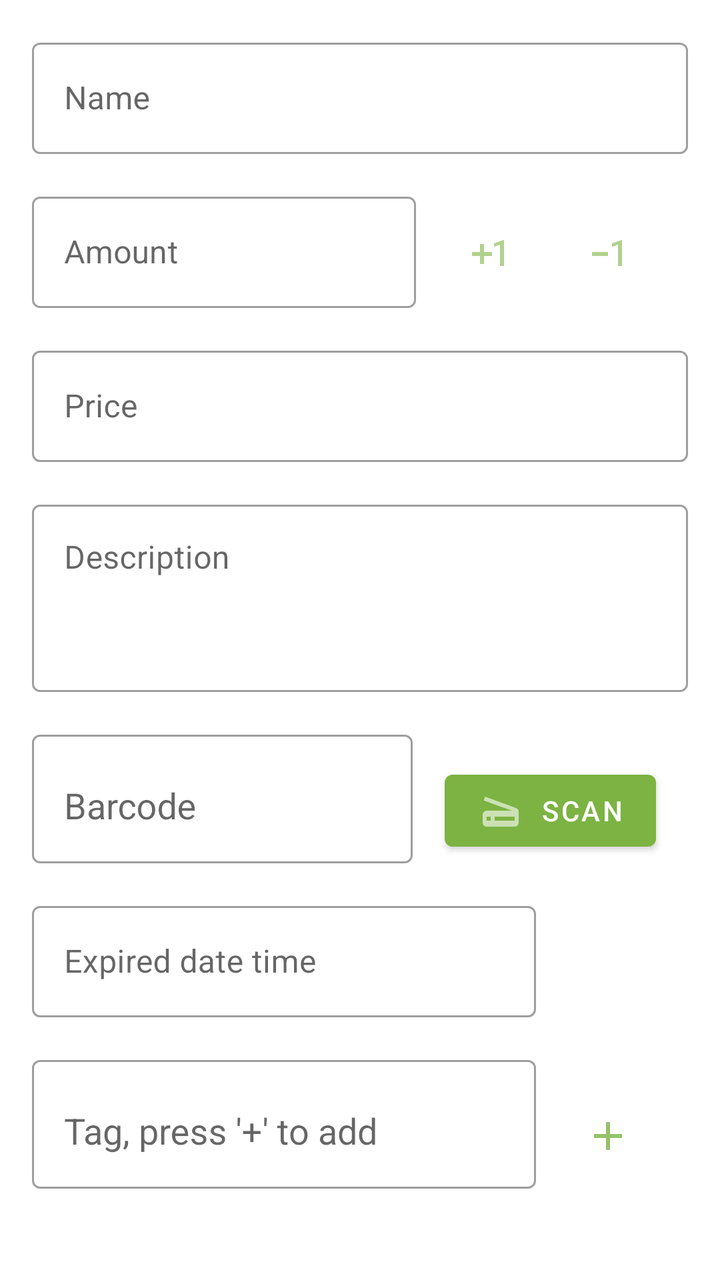
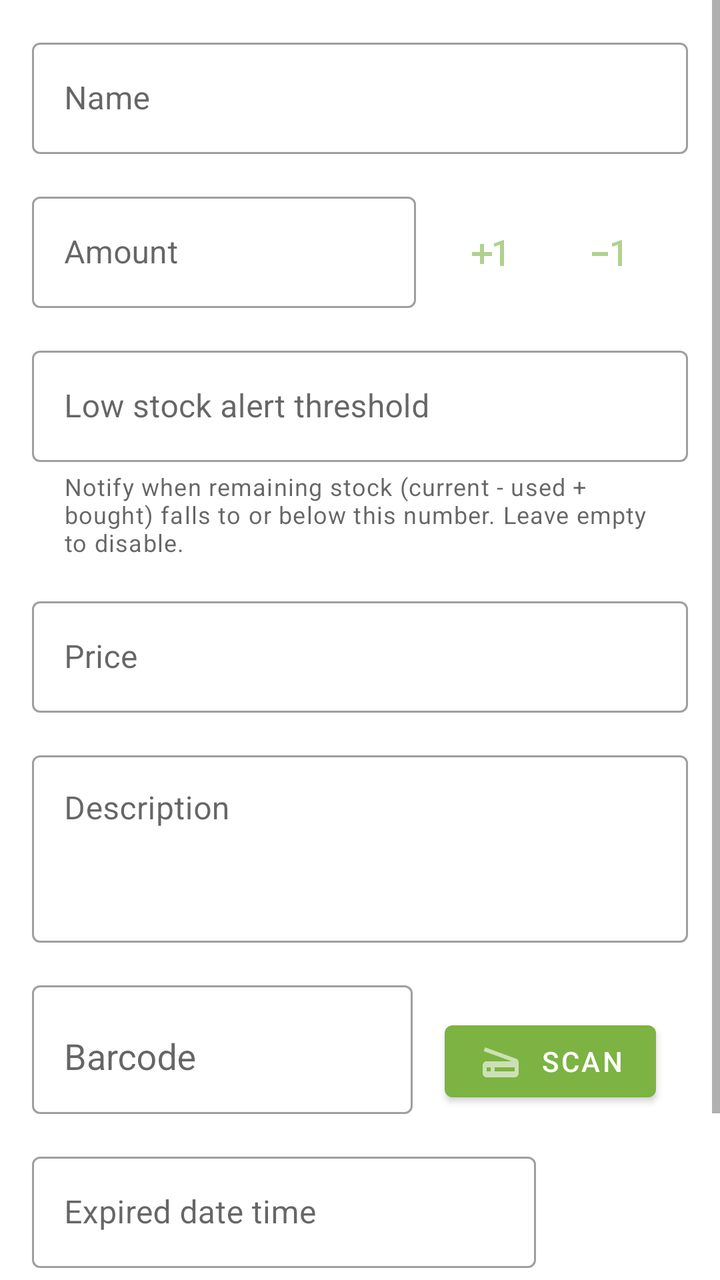

Screens rendered from an Android XML layout before and after an edit, with the pre-edit source and the edit as a unified diff.
<!-- AndroidManifest.xml: application theme Theme.Apersonalstuff -->
<!-- res/layout/page_item_detail.xml -->
<?xml version="1.0" encoding="utf-8"?>
<androidx.constraintlayout.widget.ConstraintLayout xmlns:android="http://schemas.android.com/apk/res/android"
    xmlns:app="http://schemas.android.com/apk/res-auto"
    android:layout_width="match_parent"
    android:layout_height="match_parent">

    <ScrollView
        android:layout_width="match_parent"
        android:layout_height="0dp"
        app:layout_constraintBottom_toTopOf="@id/container_app_bar"
        app:layout_constraintEnd_toEndOf="parent"
        app:layout_constraintStart_toStartOf="parent"
        app:layout_constraintTop_toTopOf="parent">

        <androidx.constraintlayout.widget.ConstraintLayout
            android:layout_width="match_parent"
            android:layout_height="wrap_content">

            <com.google.android.material.textfield.TextInputLayout
                android:id="@+id/form_name"
                style="@style/Widget.MaterialComponents.TextInputLayout.OutlinedBox"
                android:layout_width="match_parent"
                android:layout_height="wrap_content"
                android:layout_margin="@dimen/text_margin"
                android:hint="@string/form_name"
                app:layout_constraintEnd_toEndOf="parent"
                app:layout_constraintStart_toStartOf="parent"
                app:layout_constraintTop_toTopOf="parent">

                <com.google.android.material.textfield.TextInputEditText
                    android:id="@+id/input_text_name"
                    android:layout_width="match_parent"
                    android:layout_height="wrap_content" />
            </com.google.android.material.textfield.TextInputLayout>

            <LinearLayout
                android:id="@+id/container_amount"
                android:layout_width="match_parent"
                android:layout_height="wrap_content"
                android:layout_margin="@dimen/text_margin"
                android:orientation="horizontal"
                app:layout_constraintEnd_toEndOf="parent"
                app:layout_constraintStart_toStartOf="parent"
                app:layout_constraintTop_toBottomOf="@id/form_name">

                <com.google.android.material.textfield.TextInputLayout
                    android:id="@+id/form_amount"
                    style="@style/Widget.MaterialComponents.TextInputLayout.OutlinedBox"
                    android:layout_width="0dp"
                    android:layout_height="wrap_content"
                    android:layout_weight="1"
                    android:hint="@string/form_amount"
                    app:layout_constraintEnd_toEndOf="parent"
                    app:layout_constraintStart_toStartOf="parent"
                    app:layout_constraintTop_toTopOf="parent">

                    <com.google.android.material.textfield.TextInputEditText
                        android:id="@+id/input_text_amount"
                        android:layout_width="match_parent"
                        android:layout_height="wrap_content"
                        android:inputType="number" />
                </com.google.android.material.textfield.TextInputLayout>

                <com.google.android.material.button.MaterialButton
                    android:id="@+id/button_plus_1"
                    style="@style/Widget.MaterialComponents.Button.TextButton"
                    android:layout_width="wrap_content"
                    android:layout_height="wrap_content"
                    android:layout_marginStart="@dimen/text_margin"
                    android:minWidth="0dp"
                    app:icon="@drawable/ic_exposure_plus_1_black" />

                <com.google.android.material.button.MaterialButton
                    android:id="@+id/button_minus_1"
                    style="@style/Widget.MaterialComponents.Button.TextButton"
                    android:layout_width="wrap_content"
                    android:layout_height="wrap_content"
                    android:layout_marginStart="@dimen/text_margin"
                    android:layout_marginEnd="@dimen/text_margin"
                    android:minWidth="0dp"
                    app:icon="@drawable/ic_exposure_neg_1_black" />
            </LinearLayout>

            <com.google.android.material.textfield.TextInputLayout
                android:id="@+id/form_price"
                style="@style/Widget.MaterialComponents.TextInputLayout.OutlinedBox"
                android:layout_width="match_parent"
                android:layout_height="wrap_content"
                android:layout_margin="@dimen/text_margin"
                android:hint="@string/form_price"
                app:layout_constraintEnd_toEndOf="parent"
                app:layout_constraintStart_toStartOf="parent"
                app:layout_constraintTop_toBottomOf="@id/container_amount">

                <com.google.android.material.textfield.TextInputEditText
                    android:id="@+id/input_text_price"
                    android:layout_width="match_parent"
                    android:layout_height="wrap_content"
                    android:inputType="numberDecimal" />
            </com.google.android.material.textfield.TextInputLayout>

            <com.google.android.material.textfield.TextInputLayout
                android:id="@+id/form_description"
                style="@style/Widget.MaterialComponents.TextInputLayout.OutlinedBox"
                android:layout_width="match_parent"
                android:layout_height="wrap_content"
                android:layout_margin="@dimen/text_margin"
                android:hint="@string/form_description"
                app:layout_constraintEnd_toEndOf="parent"
                app:layout_constraintStart_toStartOf="parent"
                app:layout_constraintTop_toBottomOf="@id/form_price">

                <com.google.android.material.textfield.TextInputEditText
                    android:id="@+id/input_text_description"
                    android:layout_width="match_parent"
                    android:layout_height="wrap_content"
                    android:gravity="top"
                    android:minLines="3" />
            </com.google.android.material.textfield.TextInputLayout>

            <LinearLayout
                android:id="@+id/container_barcode"
                android:layout_width="match_parent"
                android:layout_height="wrap_content"
                android:layout_margin="@dimen/text_margin"
                android:orientation="horizontal"
                app:layout_constraintEnd_toEndOf="parent"
                app:layout_constraintStart_toStartOf="parent"
                app:layout_constraintTop_toBottomOf="@id/form_description">

                <com.google.android.material.textfield.TextInputLayout
                    android:id="@+id/form_barcode"
                    style="@style/Widget.MaterialComponents.TextInputLayout.OutlinedBox"
                    android:layout_width="0dp"
                    android:layout_height="wrap_content"
                    android:layout_weight="1"
                    android:hint="@string/form_barcode">

                    <AutoCompleteTextView
                        android:id="@+id/input_text_barcode"
                        android:layout_width="match_parent"
                        android:layout_height="wrap_content"
                        android:paddingStart="@dimen/text_margin"
                        android:paddingTop="24sp"
                        android:paddingEnd="@dimen/text_margin"
                        android:paddingBottom="16sp" />
                </com.google.android.material.textfield.TextInputLayout>

                <com.google.android.material.button.MaterialButton
                    android:id="@+id/button_scan_barcode"
                    style="@style/Widget.MaterialComponents.Button"
                    android:layout_width="wrap_content"
                    android:layout_height="wrap_content"
                    android:layout_marginStart="@dimen/text_margin"
                    android:layout_marginEnd="@dimen/text_margin"
                    android:minWidth="0dp"
                    android:text="@string/scan"
                    app:icon="@drawable/ic_scanner_black" />
            </LinearLayout>

            <LinearLayout
                android:id="@+id/container_expired_date_time"
                android:layout_width="match_parent"
                android:layout_height="wrap_content"
                android:layout_margin="@dimen/text_margin"
                android:orientation="horizontal"
                app:layout_constraintEnd_toEndOf="parent"
                app:layout_constraintStart_toStartOf="parent"
                app:layout_constraintTop_toBottomOf="@id/container_barcode">

                <com.google.android.material.textfield.TextInputLayout
                    android:id="@+id/form_expired_date_time"
                    style="@style/Widget.MaterialComponents.TextInputLayout.OutlinedBox"
                    android:layout_width="0dp"
                    android:layout_height="wrap_content"
                    android:layout_weight="1"
                    android:hint="@string/form_expired_date_time"
                    app:layout_constraintEnd_toEndOf="parent"
                    app:layout_constraintStart_toStartOf="parent"
                    app:layout_constraintTop_toTopOf="parent">

                    <com.google.android.material.textfield.TextInputEditText
                        android:id="@+id/input_text_expired_date_time"
                        android:layout_width="match_parent"
                        android:layout_height="wrap_content"
                        android:cursorVisible="false"
                        android:focusable="false"
                        android:inputType="none" />
                </com.google.android.material.textfield.TextInputLayout>

                <com.google.android.material.button.MaterialButton
                    android:id="@+id/button_clear_expired_date_time"
                    style="@style/Widget.MaterialComponents.Button.TextButton"
                    android:layout_width="wrap_content"
                    android:layout_height="wrap_content"
                    android:layout_marginStart="@dimen/text_margin"
                    android:layout_marginEnd="@dimen/text_margin"
                    android:minWidth="0dp"
                    app:icon="@drawable/ic_clear_black"
                    app:iconTint="@color/red" />
            </LinearLayout>

            <LinearLayout
                android:id="@+id/container_tag"
                android:layout_width="match_parent"
                android:layout_height="wrap_content"
                android:layout_margin="@dimen/text_margin"
                android:orientation="vertical"
                app:layout_constraintEnd_toEndOf="parent"
                app:layout_constraintStart_toStartOf="parent"
                app:layout_constraintTop_toBottomOf="@id/container_expired_date_time">

                <LinearLayout
                    android:layout_width="match_parent"
                    android:layout_height="wrap_content"
                    android:orientation="horizontal"
                    app:layout_constraintEnd_toEndOf="parent"
                    app:layout_constraintStart_toStartOf="parent"
                    app:layout_constraintTop_toBottomOf="@id/container_expired_date_time">

                    <com.google.android.material.textfield.TextInputLayout
                        android:id="@+id/form_tag"
                        style="@style/Widget.MaterialComponents.TextInputLayout.OutlinedBox"
                        android:layout_width="0dp"
                        android:layout_height="wrap_content"
                        android:layout_weight="1"
                        android:hint="@string/form_tag"
                        app:layout_constraintEnd_toEndOf="parent"
                        app:layout_constraintStart_toStartOf="parent"
                        app:layout_constraintTop_toTopOf="parent">

                        <AutoCompleteTextView
                            android:id="@+id/input_text_tag"
                            android:layout_width="match_parent"
                            android:layout_height="wrap_content"
                            android:paddingStart="@dimen/text_margin"
                            android:paddingTop="24sp"
                            android:paddingEnd="@dimen/text_margin"
                            android:paddingBottom="16sp" />
                    </com.google.android.material.textfield.TextInputLayout>

                    <com.google.android.material.button.MaterialButton
                        android:id="@+id/button_add_tag"
                        style="@style/Widget.MaterialComponents.Button.TextButton"
                        android:layout_width="wrap_content"
                        android:layout_height="wrap_content"
                        android:layout_marginStart="@dimen/text_margin"
                        android:layout_marginEnd="@dimen/text_margin"
                        android:minWidth="0dp"
                        app:icon="@drawable/ic_add_white" />
                </LinearLayout>

                <com.google.android.material.chip.ChipGroup
                    android:id="@+id/container_tag_display"
                    android:layout_width="match_parent"
                    android:layout_height="wrap_content"
                    android:animateLayoutChanges="true" />
            </LinearLayout>

            
            <FrameLayout
                android:id="@+id/container_image_component"
                android:layout_width="match_parent"
                android:layout_height="wrap_content"
                android:layout_marginTop="@dimen/text_margin"
                app:layout_constraintEnd_toEndOf="parent"
                app:layout_constraintStart_toStartOf="parent"
                app:layout_constraintTop_toBottomOf="@id/container_tag">

            </FrameLayout>
        </androidx.constraintlayout.widget.ConstraintLayout>
    </ScrollView>

    <FrameLayout
        android:id="@+id/container_app_bar"
        android:layout_width="match_parent"
        android:layout_height="wrap_content"
        app:layout_constraintBottom_toBottomOf="parent"
        app:layout_constraintEnd_toEndOf="parent"
        app:layout_constraintStart_toStartOf="parent" />
</androidx.constraintlayout.widget.ConstraintLayout>
<!-- resources referenced by this layout -->
<resources>
  <dimen name="text_margin">16dp</dimen>
  <!-- drawable ic_add_white (drawable-anydpi) -->
  <vector xmlns:android="http://schemas.android.com/apk/res/android"
      android:width="24dp"
      android:height="24dp"
      android:viewportWidth="24"
      android:viewportHeight="24"
      android:tint="#FFFFFF"
      android:alpha="0.8">
      <path
          android:fillColor="@android:color/white"
          android:pathData="M19,13h-6v6h-2v-6H5v-2h6V5h2v6h6v2z" />
  </vector>
  <!-- drawable ic_clear_black (drawable-anydpi) -->
  <vector xmlns:android="http://schemas.android.com/apk/res/android"
      android:width="24dp"
      android:height="24dp"
      android:viewportWidth="24"
      android:viewportHeight="24"
      android:tint="#333333"
      android:alpha="0.6">
      <path
          android:fillColor="@android:color/white"
          android:pathData="M19,6.41L17.59,5 12,10.59 6.41,5 5,6.41 10.59,12 5,17.59 6.41,19 12,13.41 17.59,19 19,17.59 13.41,12z" />
  </vector>
  <!-- drawable ic_exposure_neg_1_black (drawable-anydpi) -->
  <vector xmlns:android="http://schemas.android.com/apk/res/android"
      android:width="24dp"
      android:height="24dp"
      android:viewportWidth="24"
      android:viewportHeight="24"
      android:tint="#333333"
      android:alpha="0.6">
      <path
          android:fillColor="@android:color/white"
          android:pathData="M4,11v2h8v-2L4,11zM19,18h-2L17,7.38L14,8.4L14,6.7L18.7,5h0.3v13z" />
  </vector>
  <!-- drawable ic_exposure_plus_1_black (drawable-anydpi) -->
  <vector xmlns:android="http://schemas.android.com/apk/res/android"
      android:width="24dp"
      android:height="24dp"
      android:viewportWidth="24"
      android:viewportHeight="24"
      android:tint="#333333"
      android:alpha="0.6">
      <path
          android:fillColor="@android:color/white"
          android:pathData="M10,7L8,7v4L4,11v2h4v4h2v-4h4v-2h-4L10,7zM20,18h-2L18,7.38L15,8.4L15,6.7L19.7,5h0.3v13z" />
  </vector>
  <!-- drawable ic_scanner_black (drawable-anydpi) -->
  <vector xmlns:android="http://schemas.android.com/apk/res/android"
      android:width="24dp"
      android:height="24dp"
      android:viewportWidth="24"
      android:viewportHeight="24"
      android:tint="#333333"
      android:alpha="0.6">
      <path
          android:fillColor="@android:color/white"
          android:pathData="M19.8,10.7L4.2,5l-0.7,1.9L17.6,12L5,12c-1.1,0 -2,0.9 -2,2v4c0,1.1 0.9,2 2,2h14c1.1,0 2,-0.9 2,-2v-5.5c0,-0.8 -0.5,-1.6 -1.2,-1.8zM7,17L5,17v-2h2v2zM19,17L9,17v-2h10v2z" />
  </vector>
  <string name="form_amount">Amount</string>
  <string name="form_barcode">Barcode</string>
  <string name="form_description">Description</string>
  <string name="form_expired_date_time">Expired date time</string>
  <string name="form_name">Name</string>
  <string name="form_price">Price</string>
  <string name="form_tag">Tag, press \'+\' to add</string>
  <string name="scan">Scan</string>
  <color name="light_green_600">#7CB342</color>
  <color name="light_green_200">#C5E1A5</color>
  <color name="white">#FFFFFFFF</color>
  <color name="lime_600">#C0CA33</color>
  <color name="green_600">#43A047</color>
  <color name="black">#FF000000</color>
  <color name="gray_700">#616161</color>
  <!-- unchanged entries left out for length: 1 -->
</resources>

<!-- the commit's change to res/layout/page_item_detail.xml (unified diff, before → after) -->
@@ -82,6 +82,25 @@
             </LinearLayout>
 
             <com.google.android.material.textfield.TextInputLayout
+                android:id="@+id/form_min_amount"
+                style="@style/Widget.MaterialComponents.TextInputLayout.OutlinedBox"
+                android:layout_width="match_parent"
+                android:layout_height="wrap_content"
+                android:layout_margin="@dimen/text_margin"
+                android:hint="@string/form_min_amount"
+                app:helperText="@string/form_min_amount_helper"
+                app:layout_constraintEnd_toEndOf="parent"
+                app:layout_constraintStart_toStartOf="parent"
+                app:layout_constraintTop_toBottomOf="@id/container_amount">
+
+                <com.google.android.material.textfield.TextInputEditText
+                    android:id="@+id/input_text_min_amount"
+                    android:layout_width="match_parent"
+                    android:layout_height="wrap_content"
+                    android:inputType="number" />
+            </com.google.android.material.textfield.TextInputLayout>
+
+            <com.google.android.material.textfield.TextInputLayout
                 android:id="@+id/form_price"
                 style="@style/Widget.MaterialComponents.TextInputLayout.OutlinedBox"
                 android:layout_width="match_parent"
@@ -90,7 +109,7 @@
                 android:hint="@string/form_price"
                 app:layout_constraintEnd_toEndOf="parent"
                 app:layout_constraintStart_toStartOf="parent"
-                app:layout_constraintTop_toBottomOf="@id/container_amount">
+                app:layout_constraintTop_toBottomOf="@id/form_min_amount">
 
                 <com.google.android.material.textfield.TextInputEditText
                     android:id="@+id/input_text_price"
<!-- resource entries referenced after the edit -->
@@ -65,6 +65,8 @@
   <string name="form_barcode">Barcode</string>
   <string name="form_description">Description</string>
   <string name="form_expired_date_time">Expired date time</string>
+  <string name="form_min_amount">Low stock alert threshold</string>
+  <string name="form_min_amount_helper">Notify when remaining stock (current - used + bought) falls to or below this number. Leave empty to disable.</string>
   <string name="form_name">Name</string>
   <string name="form_price">Price</string>
   <string name="form_tag">Tag, press \'+\' to add</string>
